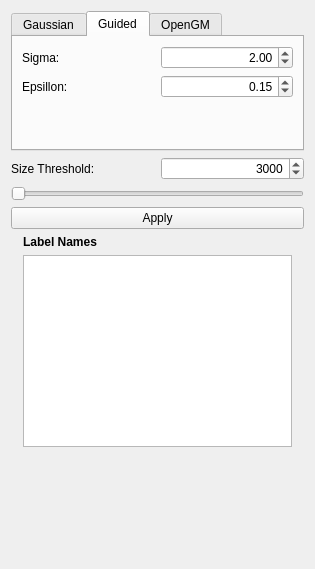
First picture: the form in ilastik/workflows/mriVolumetry/filter_drawer.ui, repository ilastik/ilastik, before the edit.
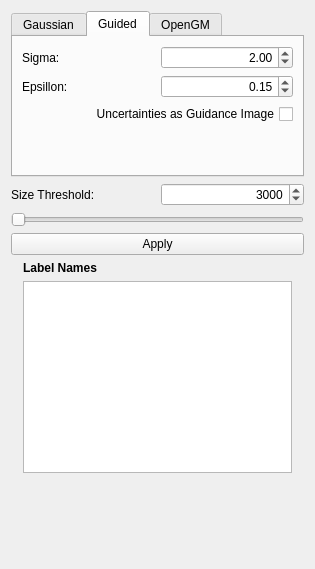
Second picture: the form after the edit. The open tabs and pages were chosen to show the change.

Commit message: implemented guided filter and added initial version of the opengm filter (not working yet), minor gui changes

Diff of the .ui file:
```diff
--- a/ilastik/workflows/mriVolumetry/filter_drawer.ui
+++ b/ilastik/workflows/mriVolumetry/filter_drawer.ui
@@ -107,6 +107,20 @@
        <string>Guided</string>
       </attribute>
       <layout class="QGridLayout" name="gridLayout_2">
+       <item row="3" column="0">
+        <layout class="QVBoxLayout" name="verticalLayout_4">
+         <item>
+          <widget class="QCheckBox" name="guidedCheckBox">
+           <property name="layoutDirection">
+            <enum>Qt::RightToLeft</enum>
+           </property>
+           <property name="text">
+            <string>Uncertainties as Guidance Image</string>
+           </property>
+          </widget>
+         </item>
+        </layout>
+       </item>
        <item row="0" column="0">
         <layout class="QGridLayout" name="gridLayout">
          <item row="0" column="0">
@@ -151,7 +165,7 @@
          </item>
         </layout>
        </item>
-       <item row="1" column="0">
+       <item row="7" column="0">
         <spacer name="verticalSpacer_3">
          <property name="orientation">
           <enum>Qt::Vertical</enum>
```
Left out of the diff: 62 changed lines with no effect on the pictures. The commit also changes 5 other files.
